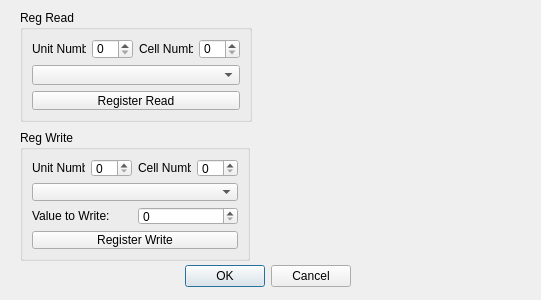
Lexcelon/batlab-toolkit-gui, file test.ui: the form before one commit.
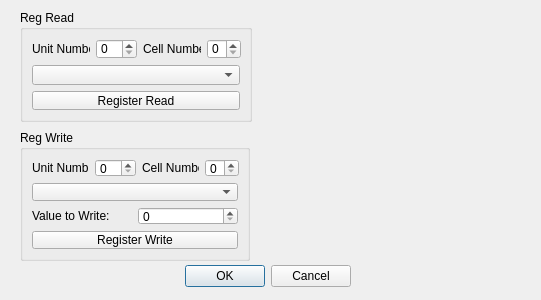
The form after the commit.

Commit message: debug info, bug fix, limits to the cell number in test.ui

```diff
--- a/test.ui
+++ b/test.ui
@@ -64,7 +64,11 @@
          </widget>
         </item>
         <item>
-         <widget class="QSpinBox" name="cellNumber"/>
+         <widget class="QSpinBox" name="cellNumber">
+          <property name="maximum">
+           <number>3</number>
+          </property>
+         </widget>
         </item>
        </layout>
       </item>
@@ -115,7 +119,11 @@
        </widget>
       </item>
       <item>
-       <widget class="QSpinBox" name="cellNumber_2"/>
+       <widget class="QSpinBox" name="cellNumber_2">
+        <property name="maximum">
+         <number>3</number>
+        </property>
+       </widget>
       </item>
      </layout>
     </item>
```
The commit also changes 3 other files.
